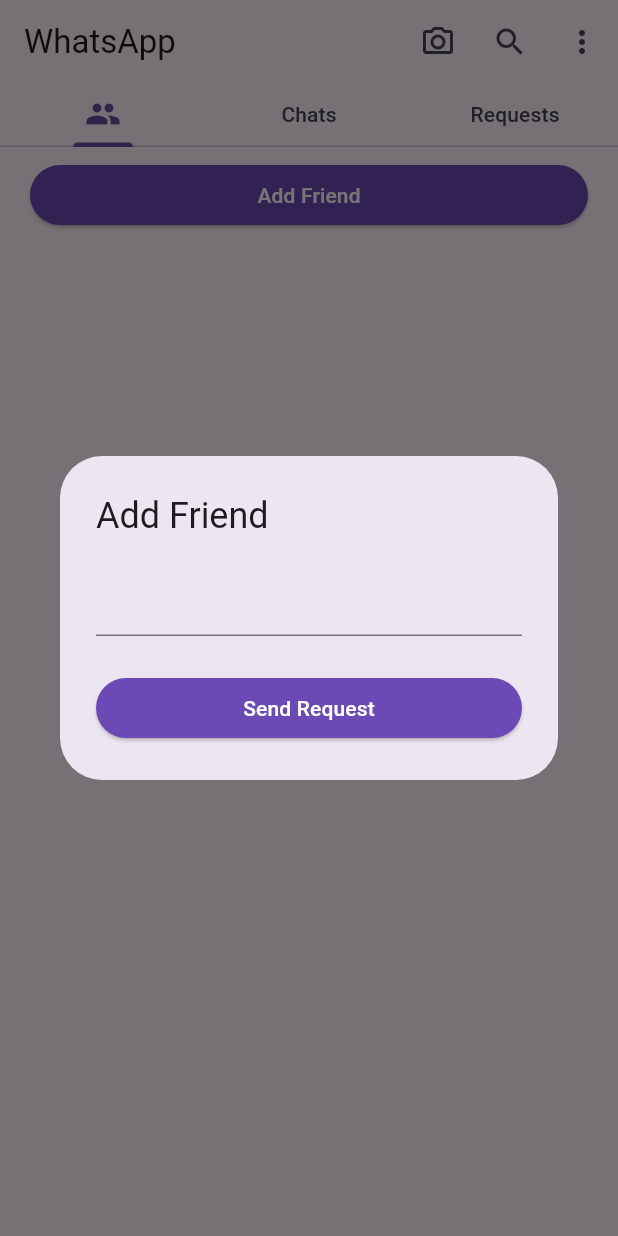
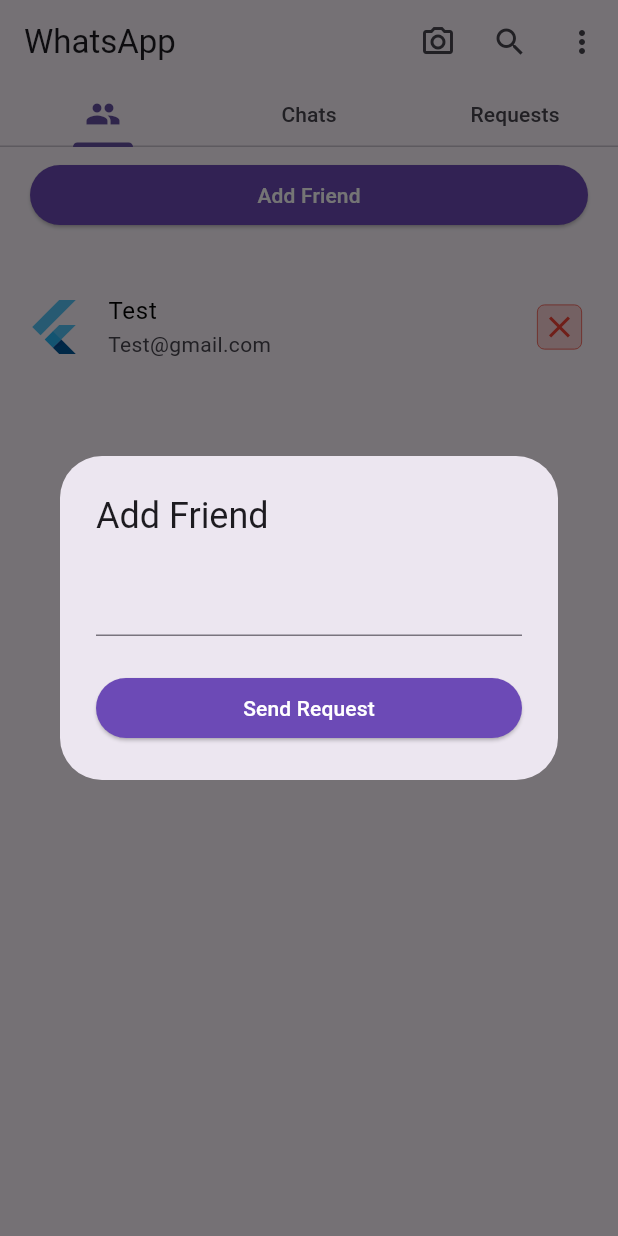
Before and after one commit to dexterTalha/chat_app, a Flutter app: the HomeScreen screen opened directly, after a tap on "Add Friend", on a phone screen of 412 x 824 dp. Run offline on Flutter 3.47's test engine with Material 2 defaults, Android fonts, the phone set to English and light mode, and no system bars; our stand-ins replace cloud_firestore, firebase_auth, firebase_core, get; accounts and stored records are empty.

Commit message:
friend request

```diff
--- /dev/null
+++ b/lib/components/friend_row_widget.dart
@@ -0,0 +1,85 @@
+import 'package:flutter/material.dart';
+
+class FriendRowWidget extends StatelessWidget {
+  final String? name;
+  final String? email;
+
+  final bool isRequest;
+  const FriendRowWidget({super.key, this.name, this.email, this.isRequest = false});
+
+  @override
+  Widget build(BuildContext context) {
+    return ListTile(
+      leading: const FlutterLogo(
+        size: 40,
+      ),
+      title: Text(
+        name ?? "",
+        style: const TextStyle(color: Colors.black),
+      ),
+      subtitle: Text(email ?? ""),
+      trailing: SizedBox(
+        height: 70,
+        width: 80,
+        child: Row(
+          mainAxisAlignment: MainAxisAlignment.end,
+          children: [
+            Visibility(
+              visible: isRequest,
+              child: GestureDetector(
+                onTap: () {},
+                child: Container(
+                  height: 30,
+                  width: 30,
+                  decoration: BoxDecoration(
+                    color: Colors.green.withOpacity(0.2),
+                    border: Border.all(color: Colors.green, width: 0.5),
+                    borderRadius: BorderRadius.circular(5),
+                  ),
+                  child: const Icon(
+                    Icons.check,
+                    color: Colors.green,
+                  ),
+                ),
+              ),
+            ),
+            const SizedBox(width: 10),
+            GestureDetector(
+              onTap: () {},
+              child: Container(
+                height: 30,
+                width: 30,
+                decoration: BoxDecoration(
+                  color: Colors.red.withOpacity(0.2),
+                  border: Border.all(color: Colors.red, width: 0.5),
+                  borderRadius: BorderRadius.circular(5),
+                ),
+                child: const Icon(
+                  Icons.close,
+                  color: Colors.red,
+                ),
+              ),
+            ),
+          ],
+        ),
+      ),
+    );
+
+    // return Row(
+    //   children: [
+    //     const FlutterLogo(),
+    //     Expanded(
+    //       child: Column(
+    //         crossAxisAlignment: CrossAxisAlignment.start,
+    //         children: [
+    //           Text(
+    //             name ?? "",
+    //             style: const TextStyle(fontSize: 16, fontWeight: FontWeight.bold),
+    //           ),
+    //         ],
+    //       ),
+    //     ),
+    //   ],
+    // );
+  }
+}
--- a/lib/screens/fragments/friends.dart
+++ b/lib/screens/fragments/friends.dart
@@ -2,8 +2,8 @@
 import 'package:firebase_auth/firebase_auth.dart';
 import 'package:flutter/material.dart';
 import 'package:get/get.dart';
+import 'package:tabahi_chat_app/components/friend_row_widget.dart';
 import 'package:tabahi_chat_app/controller/home_controller.dart';
-import 'package:tabahi_chat_app/utils/constants.dart';
 import 'package:tabahi_chat_app/utils/my_theme.dart';
 
 class FriendFragment extends StatefulWidget {
@@ -96,28 +96,36 @@
             ),
           ),
         ),
-        Expanded(
-          child: StreamBuilder(
-            stream: _db.collection(AppConstant.friends).doc(_auth.currentUser?.uid).snapshots(),
-            builder: (_, snap) {
-              if (snap.connectionState == ConnectionState.waiting) {
-                //circular indicator
-                return const Center(child: CircularProgressIndicator());
-              }
-              if (snap.hasError) {
-                //show error
-              }
-              if (!snap.hasData) {
-                //no data
-              }
-              if (snap.data == null) {
-                return const Text("Error");
-              }
-              DocumentSnapshot<Map<String, dynamic>> data = snap.data!;
-              return Container();
-            },
-          ),
+
+        const SizedBox(
+          height: 20,
         ),
+        const FriendRowWidget(
+          email: "Test@gmail.com",
+          name: "Test",
+        ),
+        // Expanded(
+        //   child: StreamBuilder(
+        //     stream: _db.collection(AppConstant.friends).doc(_auth.currentUser?.uid).snapshots(),
+        //     builder: (_, snap) {
+        //       if (snap.connectionState == ConnectionState.waiting) {
+        //         //circular indicator
+        //         return const Center(child: CircularProgressIndicator());
+        //       }
+        //       if (snap.hasError) {
+        //         //show error
+        //       }
+        //       if (!snap.hasData) {
+        //         //no data
+        //       }
+        //       if (snap.data == null) {
+        //         return const Text("Error");
+        //       }
+        //       DocumentSnapshot<Map<String, dynamic>> data = snap.data!;
+        //       return Container();
+        //     },
+        //   ),
+        // ),
       ],
     );
   }
--- a/lib/screens/fragments/requests.dart
+++ b/lib/screens/fragments/requests.dart
@@ -1,4 +1,11 @@
+import 'package:cloud_firestore/cloud_firestore.dart';
+import 'package:firebase_auth/firebase_auth.dart';
 import 'package:flutter/material.dart';
+import 'package:get/get.dart';
+import 'package:tabahi_chat_app/components/friend_row_widget.dart';
+import 'package:tabahi_chat_app/utils/constants.dart';
+
+import '../../utils/my_theme.dart';
 
 class RequestFragment extends StatefulWidget {
   const RequestFragment({super.key});
@@ -8,10 +15,93 @@
 }
 
 class _RequestFragmentState extends State<RequestFragment> {
+  final _db = FirebaseFirestore.instance;
+  final _auth = FirebaseAuth.instance;
   @override
   Widget build(BuildContext context) {
-    return const Center(
-      child: Text("Requests"),
+    return Column(
+      crossAxisAlignment: CrossAxisAlignment.start,
+      children: [
+        Padding(
+          padding: const EdgeInsets.symmetric(horizontal: 20, vertical: 8),
+          child: ElevatedButton(
+            onPressed: () {},
+            style: ElevatedButton.styleFrom(backgroundColor: MyTheme.primary),
+            child: const Center(
+              child: Text(
+                "View Sent Request",
+                style: TextStyle(color: Colors.white),
+              ),
+            ),
+          ),
+        ),
+        const SizedBox(
+          height: 20,
+        ),
+        // const FriendRowWidget(
+        //   email: "Test@gmail.com",
+        //   name: "Test",
+        //   isRequest: true,
+        // ),
+
+        Expanded(
+          child: StreamBuilder(
+            stream: _db.collection(AppConstant.request).where('receiver', isEqualTo: _auth.currentUser?.email).snapshots(),
+            builder: (_, snap) {
+              if (snap.connectionState == ConnectionState.waiting) {
+                return const Center(
+                  child: CircularProgressIndicator(),
+                );
+              }
+              if (snap.hasError || !snap.hasData) {
+                return const Center(
+                  child: Text("No Friend Request found"),
+                );
+              }
+
+              /// qds->query document snapshot
+              /// qsn-> query snapshot is list of qds
+              /// list ==> [1,2,3],
+              /// item count item builder,
+              /// count --> 3, indexing --> 0, 1, 2
+              /// 0 -> 1, 1-> 2, 2->3
+              /// qsn --> [qds->{}, {}, {}] -> sender -> a, b, c
+              /// {'sender': "", 'rec': "", ......}
+              return ListView.builder(
+                itemCount: snap.data?.size ?? 0,
+                itemBuilder: (con, index) {
+                  final data = snap.data?.docs[index];
+                  final sender = data?.get('sender');
+                  return FutureBuilder(
+                    future: _db.collection(AppConstant.user).where('email', isEqualTo: sender).get(),
+                    builder: (c, futureSnap) {
+                      if (futureSnap.connectionState == ConnectionState.waiting) {
+                        return const Center(
+                          child: CircularProgressIndicator(),
+                        );
+                      }
+                      if (futureSnap.hasError || !futureSnap.hasData) {
+                        return const Center(
+                          child: Text("No Reques"),
+                        );
+                      }
+
+                      /// qds -> {'email': "", mob....}
+                      var user = futureSnap.data?.docs.firstWhereOrNull((element) => element.get('email') == sender);
+                      print(user?.data());
+                      return FriendRowWidget(
+                        isRequest: true,
+                        name: user?.get('name'),
+                        email: sender,
+                      );
+                    },
+                  );
+                },
+              );
+            },
+          ),
+        )
+      ],
     );
   }
 }
--- a/lib/screens/home_screen.dart
+++ b/lib/screens/home_screen.dart
@@ -1,9 +1,11 @@
+import 'package:firebase_auth/firebase_auth.dart';
 import 'package:flutter/material.dart';
 import 'package:get/get.dart';
 import 'package:tabahi_chat_app/controller/home_controller.dart';
 import 'package:tabahi_chat_app/screens/fragments/chats.dart';
 import 'package:tabahi_chat_app/screens/fragments/friends.dart';
 import 'package:tabahi_chat_app/screens/fragments/requests.dart';
+import 'package:tabahi_chat_app/screens/login_screen.dart';
 
 class HomeScreen extends StatefulWidget {
   const HomeScreen({super.key});
@@ -45,7 +47,10 @@
             icon: const Icon(Icons.search),
           ),
           IconButton(
-            onPressed: () {},
+            onPressed: () {
+              FirebaseAuth.instance.signOut();
+              Navigator.pushAndRemoveUntil(context, MaterialPageRoute(builder: (_) => const LoginScreen()), (route) => false);
+            },
             icon: const Icon(Icons.more_vert),
           ),
         ],
```
